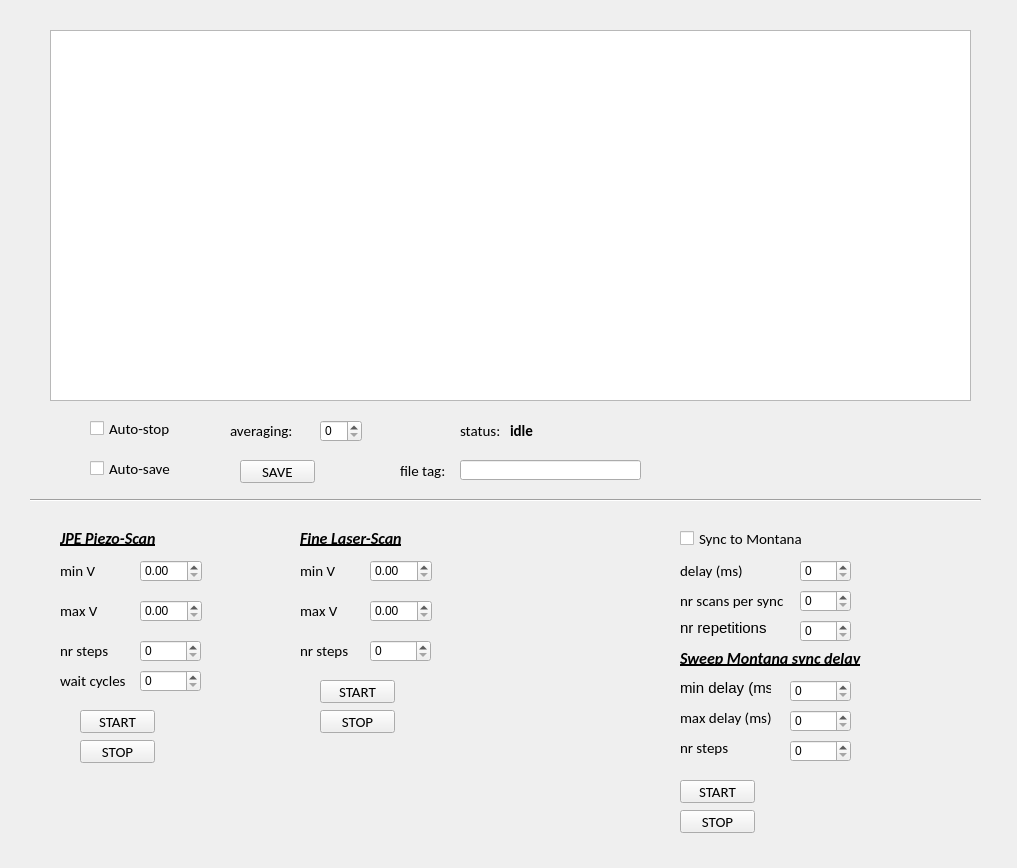
Before: the Qt Designer form panels/designer/new_scan_panel.ui in caizikun/measurement, drawn with Qt 5.
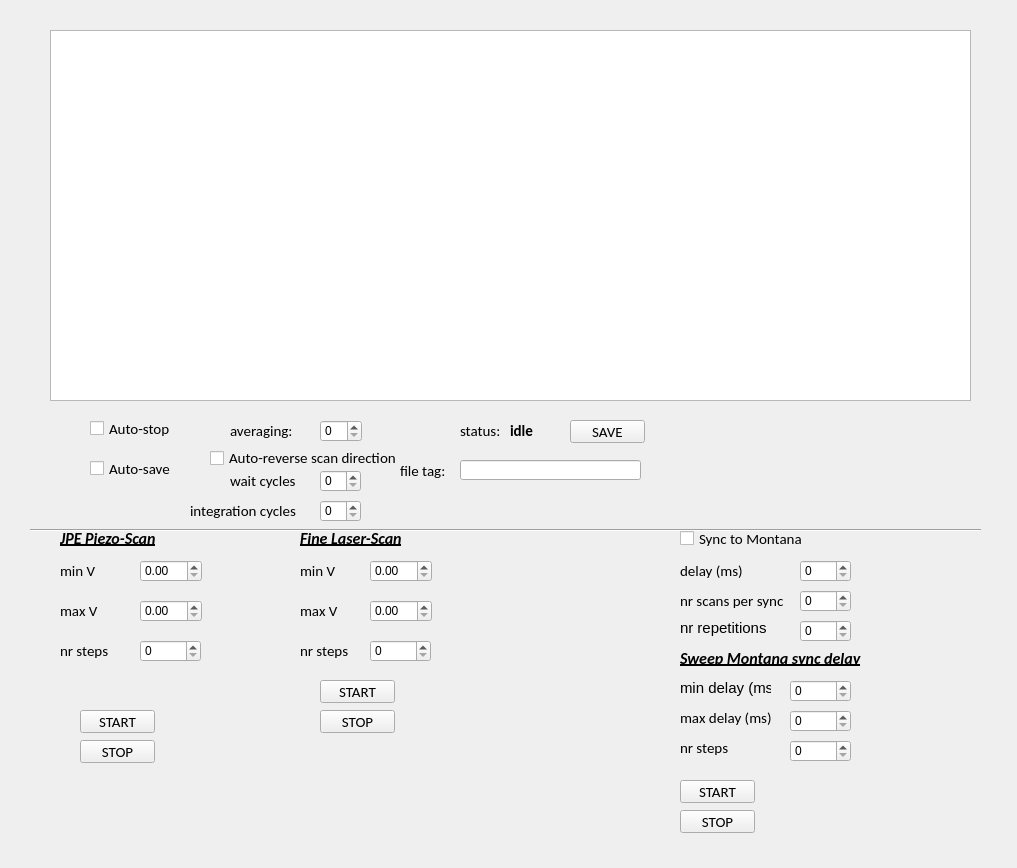
After: the same form once the commit is applied.

What changed in the file:
```diff
--- a/panels/designer/new_scan_panel.ui
+++ b/panels/designer/new_scan_panel.ui
@@ -16,8 +16,8 @@
   <widget class="QPushButton" name="button_save">
    <property name="geometry">
     <rect>
-     <x>240</x>
-     <y>460</y>
+     <x>570</x>
+     <y>420</y>
      <width>75</width>
      <height>23</height>
     </rect>
@@ -196,9 +196,9 @@
   <widget class="QSpinBox" name="sb_wait_cycles">
    <property name="geometry">
     <rect>
-     <x>140</x>
-     <y>670</y>
-     <width>61</width>
+     <x>320</x>
+     <y>470</y>
+     <width>41</width>
      <height>22</height>
     </rect>
    </property>
@@ -423,7 +423,7 @@
    <property name="geometry">
     <rect>
      <x>30</x>
-     <y>490</y>
+     <y>520</y>
      <width>951</width>
      <height>20</height>
     </rect>
@@ -503,8 +503,8 @@
   <widget class="QLabel" name="label_wait_cycles">
    <property name="geometry">
     <rect>
-     <x>60</x>
-     <y>670</y>
+     <x>230</x>
+     <y>470</y>
      <width>71</width>
      <height>21</height>
     </rect>
@@ -768,6 +768,54 @@
     </rect>
    </property>
   </widget>
+  <widget class="QSpinBox" name="sb_integration_cycles">
+   <property name="geometry">
+    <rect>
+     <x>320</x>
+     <y>500</y>
+     <width>41</width>
+     <height>22</height>
+    </rect>
+   </property>
+  </widget>
+  <widget class="QLabel" name="label_wait_cycles_2">
+   <property name="geometry">
+    <rect>
+     <x>190</x>
+     <y>500</y>
+     <width>121</width>
+     <height>21</height>
+    </rect>
+   </property>
+   <property name="font">
+    <font>
+     <family>Calibri</family>
+     <pointsize>11</pointsize>
+    </font>
+   </property>
+   <property name="text">
+    <string>integration cycles</string>
+   </property>
+  </widget>
+  <widget class="QCheckBox" name="cb_scan_auto_reverse">
+   <property name="geometry">
+    <rect>
+     <x>210</x>
+     <y>450</y>
+     <width>191</width>
+     <height>16</height>
+    </rect>
+   </property>
+   <property name="font">
+    <font>
+     <family>Calibri</family>
+     <pointsize>11</pointsize>
+    </font>
+   </property>
+   <property name="text">
+    <string>Auto-reverse scan direction</string>
+   </property>
+  </widget>
  </widget>
  <layoutdefault spacing="6" margin="11"/>
  <resources/>
```
